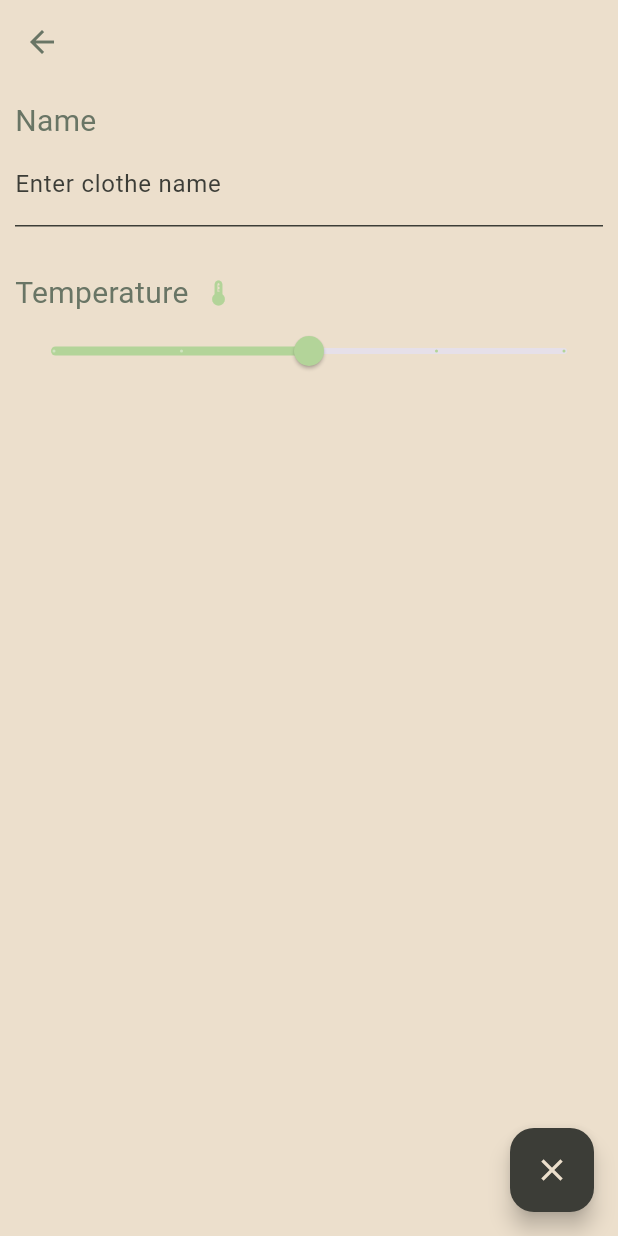
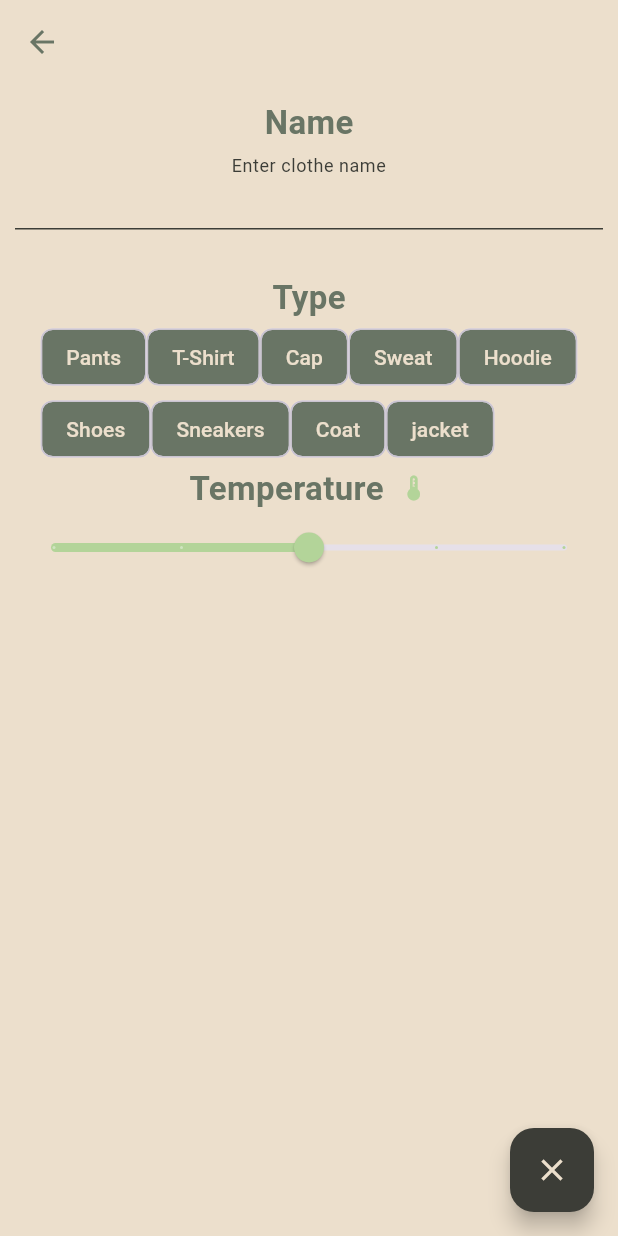
Before and after one commit to PouletHalal/DressingAPP, a Flutter app: the screen it shows after launch, after a tap on the "add" icon, on a phone screen of 412 x 824 dp. Run offline on Flutter 3.47's test engine with Material 3 defaults, Android fonts, the phone set to English and light mode, and no system bars.

Commit message:
feat: add clothe type selectable cards

```diff
--- /dev/null
+++ b/lib/globals/clothes.dart
@@ -0,0 +1 @@
+const clotheTypes = <String> ["Pants", "T-Shirt", "Cap", "Sweat", "Hoodie", "Shoes", "Sneakers", "Coat", "jacket"];
--- a/lib/pages/addclothepage.dart
+++ b/lib/pages/addclothepage.dart
@@ -1,7 +1,7 @@
 import '../globals/icons.dart';
 import 'package:flutter/material.dart';
 import 'package:dressingapp/globals/colors.dart';
-
+import '../globals/clothes.dart';
 class AddClothe extends StatefulWidget {
   const AddClothe({super.key});
 
@@ -12,6 +12,9 @@ class AddClothe extends StatefulWidget {
 class _AddClotheState extends State<AddClothe> {
   double _clotheTemperature = 50;
   Color _temperatureBarColor = temperatureColors[((50 / 25)).truncate()];
+  Map<String, bool> clotheTypesMap = {
+    for (var type in clotheTypes) type: false
+  };
 
   @override
   Widget build(BuildContext context) {
@@ -45,33 +48,44 @@ class _AddClotheState extends State<AddClothe> {
         scrollDirection: Axis.vertical,
         children: [
           Column(
-            crossAxisAlignment: CrossAxisAlignment.start,
+            crossAxisAlignment: CrossAxisAlignment.center,
             children: [
-              const Text(
-                "Name",
-                style: TextStyle(
-                  color: tempColor,
-                  fontSize: 20,
-                  fontFamily: "Roboto"
-                ),
-              ),
+              const BoldText(data: "Name"),
               const BasicTextField(data: "Enter clothe name"),
               const SizedBox(
                 height: 30,
               ),
               Column(
-                crossAxisAlignment: CrossAxisAlignment.start,
+                mainAxisAlignment: MainAxisAlignment.center,
+                children: [
+                  const BoldText(data: "Type"),
+                  Wrap(
+                    children: clotheTypesMap.entries.map((entry) {
+                      return ChoiceChip(
+                        label: Text(entry.key),
+                        labelStyle: const TextStyle(
+                          color: clothePageColor
+                        ),
+                        color: WidgetStatePropertyAll((clotheTypesMap[entry.key] ?? false) ? tempColor2 : tempColor),
+                        checkmarkColor: clothePageColor,
+                        selected: entry.value,
+                        onSelected: (bool selected) {
+                          setState(() {
+                            clotheTypesMap[entry.key] = selected;
+                          });
+                        },
+                      );
+                    }).toList(),
+                  )
+                ],
+              ),
+              Column(
+                crossAxisAlignment: CrossAxisAlignment.center,
                 children: [
                   Row(
+                    mainAxisAlignment: MainAxisAlignment.center,
                     children: [
-                      const Text(
-                        "Temperature",
-                        style: TextStyle(
-                          color: tempColor,
-                          fontSize: 20,
-                          fontFamily: "Roboto"
-                        ),
-                      ),
+                      const BoldText(data: "Temperature"),
                       const SizedBox(width: 10,),
                       Icon(
                         temperatureIcons[((_clotheTemperature / 25)).truncate()],
@@ -93,12 +107,55 @@ class _AddClotheState extends State<AddClothe> {
                         _temperatureBarColor = temperatureColors[((value / 25)).truncate()];
                       });
                     },
-                    ),
+                  ),
                 ],
               )
             ],
           )
         ],
+      ),
+    );
+  }
+}
+
+class BasicText extends StatelessWidget {
+  final String data;
+
+  const BasicText({
+    super.key,
+    required this.data,
+  });
+
+  @override
+  Widget build(BuildContext context) {
+    return Text(
+      data,
+      style: const TextStyle(
+        color: tempColor,
+        fontSize: 20,
+        fontFamily: "Roboto",
+      ),
+    );
+  }
+}
+
+class BoldText extends StatelessWidget {
+  final String data;
+
+  const BoldText({
+    super.key,
+    required this.data,
+  });
+
+  @override
+  Widget build(BuildContext context) {
+    return Text(
+      data,
+      style: const TextStyle(
+        color: tempColor,
+        fontSize: 22,
+        fontFamily: "Roboto",
+        fontWeight: FontWeight.bold
       ),
     );
   }
@@ -116,8 +173,12 @@ class BasicTextField extends StatelessWidget {
   @override
   Widget build(BuildContext context) {
     return TextField(
+      textAlign: TextAlign.center,
       cursorColor: tempColor,
       decoration: InputDecoration(
+        floatingLabelBehavior: FloatingLabelBehavior.always,
+        floatingLabelAlignment: FloatingLabelAlignment.center,
+        alignLabelWithHint: true,
         labelText: data,
         labelStyle: const TextStyle(
           color: tempColor2,
--- a/lib/pages/clothepage.dart
+++ b/lib/pages/clothepage.dart
@@ -44,7 +44,7 @@ class _ClothepageState extends State<Clothepage> {
               Text(
                 'Category $index',
                 style:
-                    const TextStyle(fontSize: 18, fontWeight: FontWeight.bold),
+                    const TextStyle(fontSize: 18, fontWeight: FontWeight.bold, color: tempColor),
               ),
               SizedBox(
                 height: 200,
```
